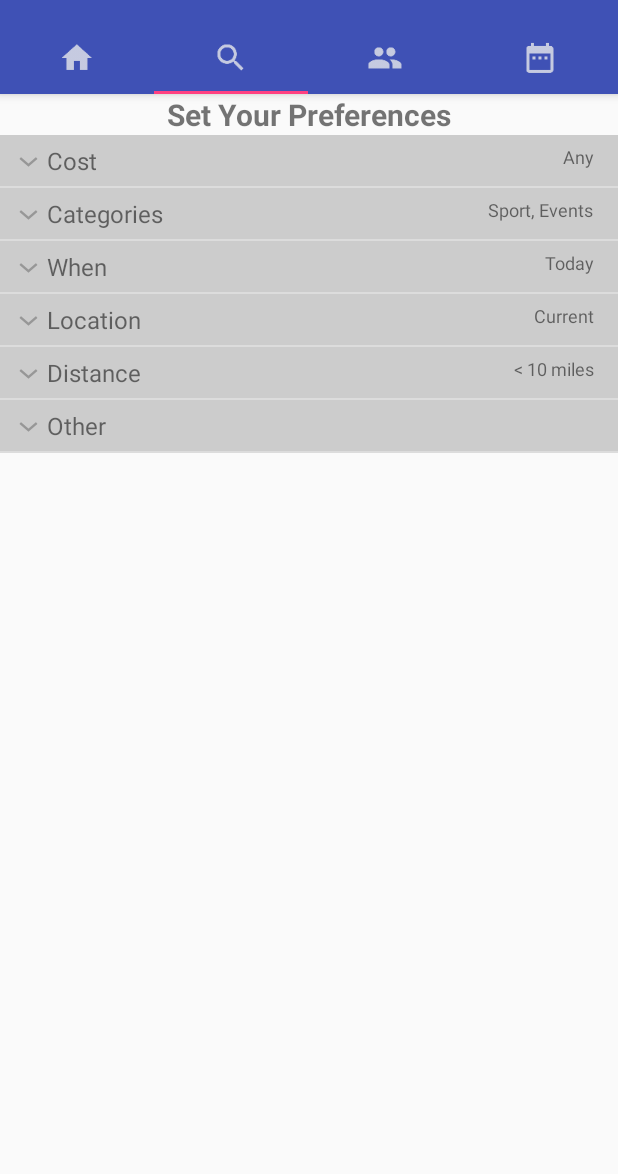
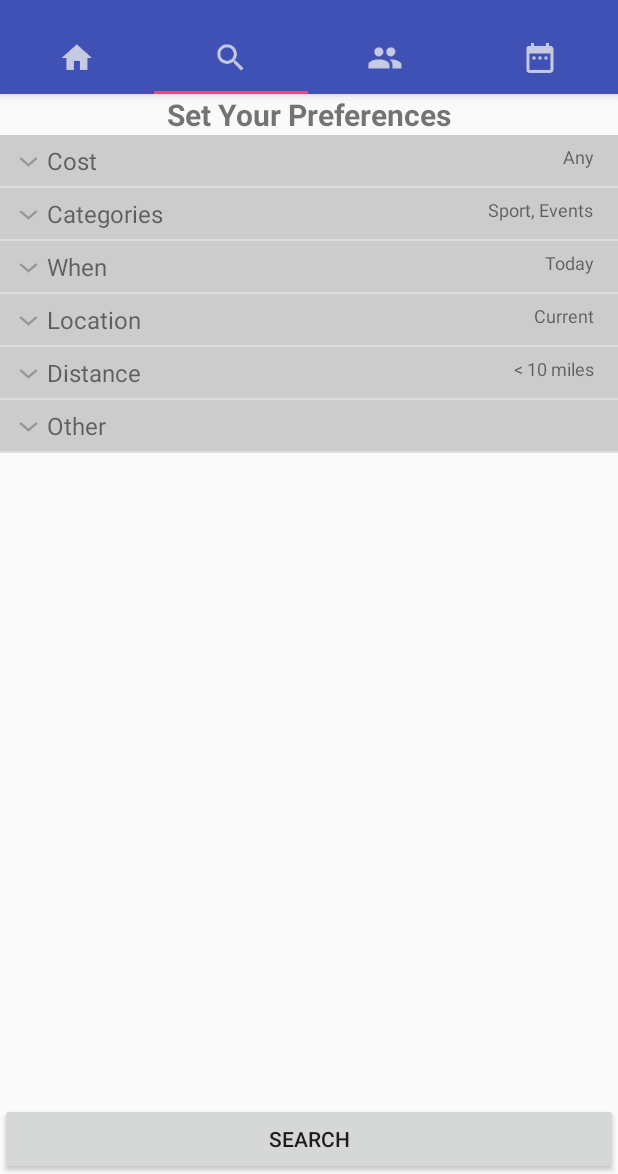
Before and after one commit to bradleyfowler123/gecko, an Android app: the screen it shows after launch (MainActivity), tab 2 chosen, on a phone screen of 412 x 824 dp, the part 62-1236 px from its top. Run offline under Robolectric (Android 15) with nearby library versions, the phone set to English and light mode, and no system bars.

Commit message:
Working; large; - button added with dialog to enter text

```diff
--- a/app/src/main/res/layout/fragment_home.xml
+++ b/app/src/main/res/layout/fragment_home.xml
@@ -2,9 +2,9 @@
     xmlns:tools="http://schemas.android.com/tools"
     android:layout_width="match_parent"
     android:layout_height="match_parent"
-    tools:context="com.auton.bradley.myfe.HomeFragment">
+    tools:context="com.auton.bradley.myfe.HomeFragment"
+    android:paddingBottom="55dp">
 
-    <!-- TODO: Update blank fragment layout -->
     <TextView
         android:layout_width="match_parent"
         android:layout_height="wrap_content"
@@ -19,7 +19,6 @@
         android:layout_height="wrap_content"
         android:layout_below="@id/home_welcome_textView"
         android:id="@+id/home_list"
-        android:paddingBottom="60dp"
         >
     </ListView>
 
--- a/app/src/main/res/layout/fragment_search.xml
+++ b/app/src/main/res/layout/fragment_search.xml
@@ -2,6 +2,7 @@
     xmlns:tools="http://schemas.android.com/tools"
     android:layout_width="match_parent"
     android:layout_height="match_parent"
+    android:paddingBottom="55dp"
     tools:context="com.auton.bradley.myfe.SearchFragment">
 
     <!-- TODO: Update blank fragment layout -->
@@ -14,12 +15,21 @@
         android:text="@string/search_top_message"
         android:textAlignment="center" />
 
+
+    <Button
+        android:layout_width="match_parent"
+        android:layout_height="wrap_content"
+        android:layout_alignParentBottom="true"
+        android:id="@+id/search_button"
+        android:text="@string/search_button"
+        style="@android:style/Widget.DeviceDefault.Button" />
+
     <ExpandableListView
         android:layout_width="match_parent"
         android:layout_height="wrap_content"
-        android:layout_alignParentBottom="true"
         android:layout_below="@id/search_welcome_textView"
-        android:id="@+id/search_list" >
+        android:layout_above="@id/search_button"
+        android:id="@+id/search_list">
     </ExpandableListView>
 
 </RelativeLayout>
--- a/app/src/main/res/values/strings.xml
+++ b/app/src/main/res/values/strings.xml
@@ -4,6 +4,6 @@
     <string name="action_about_help">About &amp; Help</string>
     <string name="home_top_message">Recommended For You</string>
     <string name="search_top_message">Set Your Preferences</string>
-    <!-- TODO: Remove or change this placeholder text -->
-    <string name="hello_blank_fragment">Hello blank fragment</string>
+    <string name="search_button">Search</string>
+    <string name="test">Here is some test data</string>
 </resources>
```
Also changed, not shown: app/src/main/java/com/auton/bradley/myfe/SearchFragment.java (+52 -0 lines), app/src/main/res/layout/number_prompt.xml (added, +25 -0 lines).
